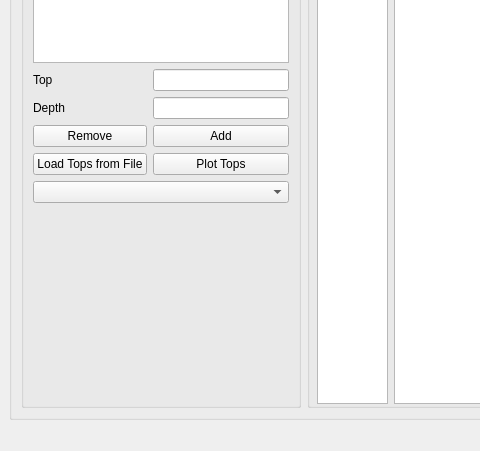
calgeopy/deerfoot, file deerfoot.ui: the form before one commit; both pictures show x 0 to 480 and y 427 to 878 of the 1231 by 878 pixel window.
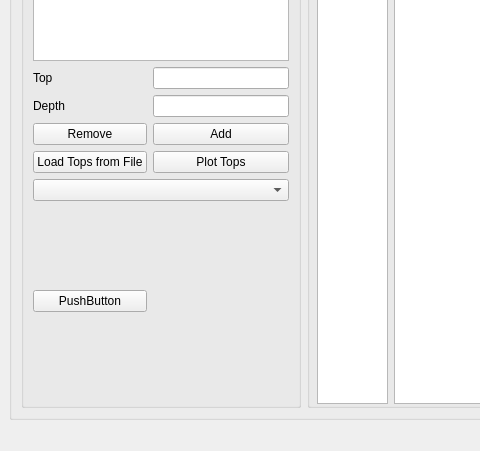
The form after the commit. Custom widgets are drawn as their Qt base class.

Commit message: added Zone of Interest (ZOI) Ability to see where the points fall in the crossplot

```diff
--- a/deerfoot.ui
+++ b/deerfoot.ui
@@ -195,6 +195,13 @@
           <item row="20" column="0" colspan="3">
            <widget class="QComboBox" name="cbLogDisplay"/>
           </item>
+          <item row="23" column="0">
+           <widget class="QPushButton" name="btn_test">
+            <property name="text">
+             <string>PushButton</string>
+            </property>
+           </widget>
+          </item>
          </layout>
         </widget>
        </item>
```
The commit also changes 1 other file.
